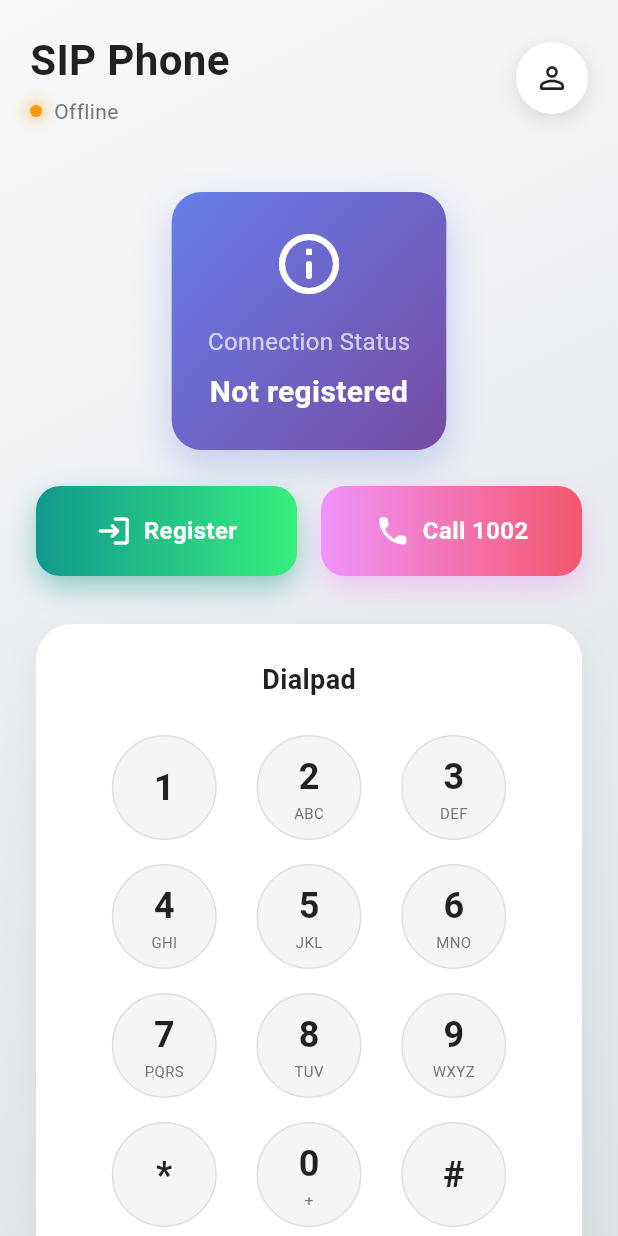
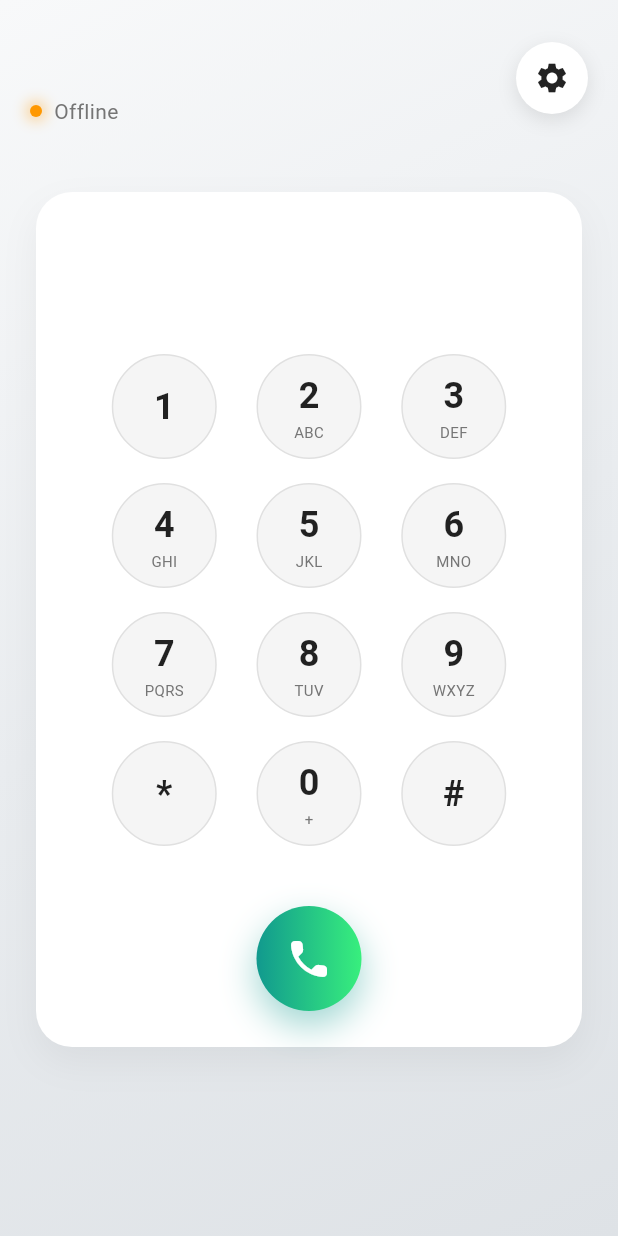
Before and after one commit to sahad-systech/V360_webrtc, a Flutter app: the HomeScreen screen opened directly with empty values, on a phone screen of 412 x 824 dp. Run offline on Flutter 3.47's test engine with Material 3 defaults, Android fonts, the phone set to English and light mode, and no system bars; missing offline and left inert: flutter_webrtc, sip_ua; Roboto replaces fonts that are missing (SF Pro Display).

Commit message:
home screen logic update

```diff
--- a/lib/home_screen.dart
+++ b/lib/home_screen.dart
@@ -18,8 +18,9 @@ class HomeScreen extends StatefulWidget {
 class _HomeScreenState extends State<HomeScreen>
     with SingleTickerProviderStateMixin {
   late SipManager sip;
-  String registerStatus = "Not registered";
+  RegistrationStateEnum registerState = RegistrationStateEnum.NONE;
   Call? currentCall;
+  String _dialedNumber = '';
   late AnimationController _animationController;
   late Animation<double> _scaleAnimation;
 
@@ -29,6 +30,10 @@ class _HomeScreenState extends State<HomeScreen>
 
     // Use the SipManager passed from LoginScreen
     sip = widget.sipManager;
+    if (sip.currentRegistrationState != null) {
+      registerState =
+          sip.currentRegistrationState!.state ?? RegistrationStateEnum.NONE;
+    }
 
     _animationController = AnimationController(
       vsync: this,
@@ -49,7 +54,7 @@ class _HomeScreenState extends State<HomeScreen>
       developer.log('Registration Cause: ${state.cause}', name: 'HomeScreen');
 
       setState(() {
-        registerStatus = state.state.toString();
+        registerState = state.state ?? RegistrationStateEnum.NONE;
       });
     };
 
@@ -102,36 +107,6 @@ class _HomeScreenState extends State<HomeScreen>
     super.dispose();
   }
 
-  void _makeCall() {
-    final callTarget = "sip:1002@${SipConfig.sipDomain}";
-    developer.log('=== Making Call ===', name: 'HomeScreen');
-    developer.log('Call Target: $callTarget', name: 'HomeScreen');
-    sip.uaHelper.call(callTarget);
-  }
-
-  void _register() {
-    developer.log('=== Register Button Pressed ===', name: 'HomeScreen');
-    developer.log('Using SipConfig values:', name: 'HomeScreen');
-    developer.log(
-      'WebSocket URL: ${SipConfig.websocketUrl}',
-      name: 'HomeScreen',
-    );
-    developer.log('SIP URI: ${SipConfig.sipUri}', name: 'HomeScreen');
-    developer.log(
-      'Auth Username: ${SipConfig.sipAuthUsername}',
-      name: 'HomeScreen',
-    );
-    developer.log('Display Name: ${SipConfig.sipUsername}', name: 'HomeScreen');
-
-    sip.registerToSip(
-      wsUrl: SipConfig.websocketUrl,
-      uri: SipConfig.sipUri,
-      user: SipConfig.sipAuthUsername,
-      password: SipConfig.sipPassword,
-      displayName: SipConfig.sipUsername,
-    );
-  }
-
   @override
   Widget build(BuildContext context) {
     final size = MediaQuery.of(context).size;
@@ -173,14 +148,6 @@ class _HomeScreenState extends State<HomeScreen>
                     padding: const EdgeInsets.all(24),
                     child: Column(
                       children: [
-                        // Status Card
-                        _buildStatusCard(isDarkMode),
-                        const SizedBox(height: 24),
-
-                        // Action Buttons
-                        _buildActionButtons(isDarkMode),
-                        const SizedBox(height: 32),
-
                         // Dialpad
                         _buildDialpad(isDarkMode),
                       ],
@@ -205,7 +172,7 @@ class _HomeScreenState extends State<HomeScreen>
             crossAxisAlignment: CrossAxisAlignment.start,
             children: [
               Text(
-                'SIP Phone',
+                SipConfig.profileName,
                 style: TextStyle(
                   fontSize: 28,
                   fontWeight: FontWeight.bold,
@@ -220,12 +187,13 @@ class _HomeScreenState extends State<HomeScreen>
                     height: 8,
                     decoration: BoxDecoration(
                       shape: BoxShape.circle,
-                      color: registerStatus.contains('REGISTERED')
+                      color: registerState == RegistrationStateEnum.REGISTERED
                           ? Colors.green
                           : Colors.orange,
                       boxShadow: [
                         BoxShadow(
-                          color: registerStatus.contains('REGISTERED')
+                          color:
+                              registerState == RegistrationStateEnum.REGISTERED
                               ? Colors.green.withOpacity(0.5)
                               : Colors.orange.withOpacity(0.5),
                           blurRadius: 8,
@@ -236,7 +204,7 @@ class _HomeScreenState extends State<HomeScreen>
                   ),
                   const SizedBox(width: 8),
                   Text(
-                    registerStatus.contains('REGISTERED')
+                    registerState == RegistrationStateEnum.REGISTERED
                         ? 'Online'
                         : 'Offline',
                     style: TextStyle(
@@ -264,7 +232,7 @@ class _HomeScreenState extends State<HomeScreen>
             ),
             child: IconButton(
               icon: Icon(
-                Icons.person_outline_rounded,
+                Icons.settings,
                 color: isDarkMode ? Colors.white : Colors.black87,
               ),
               onPressed: () {
@@ -273,133 +241,6 @@ class _HomeScreenState extends State<HomeScreen>
             ),
           ),
         ],
-      ),
-    );
-  }
-
-  Widget _buildStatusCard(bool isDarkMode) {
-    return Container(
-      padding: const EdgeInsets.all(24),
-      decoration: BoxDecoration(
-        gradient: LinearGradient(
-          begin: Alignment.topLeft,
-          end: Alignment.bottomRight,
-          colors: isDarkMode
-              ? [
-                  const Color(0xFF667eea).withOpacity(0.3),
-                  const Color(0xFF764ba2).withOpacity(0.3),
-                ]
-              : [const Color(0xFF667eea), const Color(0xFF764ba2)],
-        ),
-        borderRadius: BorderRadius.circular(20),
-        boxShadow: [
-          BoxShadow(
-            color: const Color(0xFF667eea).withOpacity(0.3),
-            blurRadius: 20,
-            offset: const Offset(0, 10),
-          ),
-        ],
-      ),
-      child: Column(
-        children: [
-          Icon(
-            registerStatus.contains('REGISTERED')
-                ? Icons.check_circle_outline_rounded
-                : Icons.info_outline_rounded,
-            size: 48,
-            color: Colors.white,
-          ),
-          const SizedBox(height: 16),
-          const Text(
-            'Connection Status',
-            style: TextStyle(fontSize: 16, color: Colors.white70),
-          ),
-          const SizedBox(height: 8),
-          Text(
-            registerStatus,
-            style: const TextStyle(
-              fontSize: 20,
-              fontWeight: FontWeight.bold,
-              color: Colors.white,
-            ),
-            textAlign: TextAlign.center,
-          ),
-        ],
-      ),
-    );
-  }
-
-  Widget _buildActionButtons(bool isDarkMode) {
-    return Row(
-      children: [
-        Expanded(
-          child: _buildActionButton(
-            icon: Icons.login_rounded,
-            label: 'Register',
-            onTap: _register,
-            isDarkMode: isDarkMode,
-            gradient: const LinearGradient(
-              colors: [Color(0xFF11998e), Color(0xFF38ef7d)],
-            ),
-          ),
-        ),
-        const SizedBox(width: 16),
-        Expanded(
-          child: _buildActionButton(
-            icon: Icons.call_rounded,
-            label: 'Call 1002',
-            onTap: _makeCall,
-            isDarkMode: isDarkMode,
-            gradient: const LinearGradient(
-              colors: [Color(0xFFf093fb), Color(0xFFf5576c)],
-            ),
-          ),
-        ),
-      ],
-    );
-  }
-
-  Widget _buildActionButton({
-    required IconData icon,
-    required String label,
-    required VoidCallback onTap,
-    required bool isDarkMode,
-    required Gradient gradient,
-  }) {
-    return Container(
-      height: 60,
-      decoration: BoxDecoration(
-        gradient: gradient,
-        borderRadius: BorderRadius.circular(16),
-        boxShadow: [
-          BoxShadow(
-            color: gradient.colors.first.withOpacity(0.4),
-            blurRadius: 15,
-            offset: const Offset(0, 8),
-          ),
-        ],
-      ),
-      child: Material(
-        color: Colors.transparent,
-        child: InkWell(
-          onTap: onTap,
-          borderRadius: BorderRadius.circular(16),
-          child: Row(
-            mainAxisAlignment: MainAxisAlignment.center,
-            children: [
-              Icon(icon, color: Colors.white, size: 24),
-              const SizedBox(width: 8),
-              Text(
-                label,
-                style: const TextStyle(
-                  color: Colors.white,
-                  fontSize: 16,
-                  fontWeight: FontWeight.bold,
-                ),
-              ),
-            ],
-          ),
-        ),
       ),
     );
   }
@@ -420,18 +261,30 @@ class _HomeScreenState extends State<HomeScreen>
       ),
       child: Column(
         children: [
-          Text(
-            'Dialpad',
-            style: TextStyle(
-              fontSize: 18,
-              fontWeight: FontWeight.bold,
-              color: isDarkMode ? Colors.white : Colors.black87,
+          // Dialed Number Display
+          Container(
+            height: 60,
+            alignment: Alignment.center,
+            child: Text(
+              _dialedNumber,
+              style: TextStyle(
+                fontSize: 32,
+                fontWeight: FontWeight.bold,
+                color: isDarkMode ? Colors.white : Colors.black87,
+              ),
             ),
           ),
           const SizedBox(height: 24),
           _buildDialpadGrid(isDarkMode),
           const SizedBox(height: 24),
-          _buildCallButton(),
+          Row(
+            mainAxisAlignment: MainAxisAlignment.spaceEvenly,
+            children: [
+              const SizedBox(width: 70), // Spacer for alignment
+              _buildCallButton(),
+              _buildBackspaceButton(isDarkMode),
+            ],
+          ),
         ],
       ),
     );
@@ -493,7 +346,9 @@ class _HomeScreenState extends State<HomeScreen>
         color: Colors.transparent,
         child: InkWell(
           onTap: () {
-            // Handle dialpad button press
+            setState(() {
+              _dialedNumber += number;
+            });
           },
           customBorder: const CircleBorder(),
           child: Column(
@@ -545,7 +400,9 @@ class _HomeScreenState extends State<HomeScreen>
         color: Colors.transparent,
         child: InkWell(
           onTap: () {
-            // Handle call button press
+            if (_dialedNumber.isNotEmpty) {
+              sip.uaHelper.call(_dialedNumber);
+            }
           },
           customBorder: const CircleBorder(),
           child: const Icon(Icons.call_rounded, color: Colors.white, size: 32),
@@ -553,4 +410,40 @@ class _HomeScreenState extends State<HomeScreen>
       ),
     );
   }
+
+  Widget _buildBackspaceButton(bool isDarkMode) {
+    if (_dialedNumber.isEmpty) {
+      return const SizedBox(width: 70, height: 70);
+    }
+    return SizedBox(
+      width: 70,
+      height: 70,
+      child: Material(
+        color: Colors.transparent,
+        child: InkWell(
+          onTap: () {
+            setState(() {
+              if (_dialedNumber.isNotEmpty) {
+                _dialedNumber = _dialedNumber.substring(
+                  0,
+                  _dialedNumber.length - 1,
+                );
+              }
+            });
+          },
+          onLongPress: () {
+            setState(() {
+              _dialedNumber = '';
+            });
+          },
+          customBorder: const CircleBorder(),
+          child: Icon(
+            Icons.backspace_rounded,
+            color: isDarkMode ? Colors.white70 : Colors.black54,
+            size: 28,
+          ),
+        ),
+      ),
+    );
+  }
 }
--- a/lib/login_screen.dart
+++ b/lib/login_screen.dart
@@ -122,6 +122,9 @@ class _LoginScreenState extends State<LoginScreen>
 
       final username = _usernameController.text.trim();
       final password = _passwordController.text.trim();
+
+      // Update SipConfig with the entered username
+      SipConfig.sipUsername = username;
 
       // Build SIP URI using the username from input
       final sipUri = 'sip:$username@${SipConfig.sipDomain}';
--- a/lib/sip_config.dart
+++ b/lib/sip_config.dart
@@ -2,10 +2,10 @@
 /// Contains static configuration values for SIP registration
 class SipConfig {
   // SIP Username (Display name)
-  static const String sipUsername = "Sahad";
+  static String sipUsername = "";
 
   // SIP Auth Username (usually same as username)
-  static const String sipAuthUsername = "Sahad";
+  static String get sipAuthUsername => sipUsername;
 
   // SIP Password (required for authentication)
   static const String sipPassword = "Sahad";
@@ -14,7 +14,7 @@ class SipConfig {
   static const String sipDomain = "syscarecc.systech.ae";
 
   // Profile name (not important for SIP)
-  static const String profileName = "Sahad";
+  static String get profileName => sipUsername;
 
   // WebSocket Host
   static const String websocketHost = "syscarecc.systech.ae";
--- a/lib/sip_helper.dart
+++ b/lib/sip_helper.dart
@@ -9,6 +9,7 @@ class SipManager implements SipUaHelperListener {
 
   OnRegisterCallback? onRegister;
   OnCallStateCallback? onCallState;
+  RegistrationState? currentRegistrationState;
 
   SipManager() {
     _uaHelper.addSipUaHelperListener(this);
@@ -92,6 +93,7 @@ class SipManager implements SipUaHelperListener {
     developer.log('=== Registration State Changed ===', name: 'SipManager');
     developer.log('State: ${state.state}', name: 'SipManager');
     developer.log('Cause: ${state.cause}', name: 'SipManager');
+    currentRegistrationState = state;
     onRegister?.call(state);
   }
 
```
